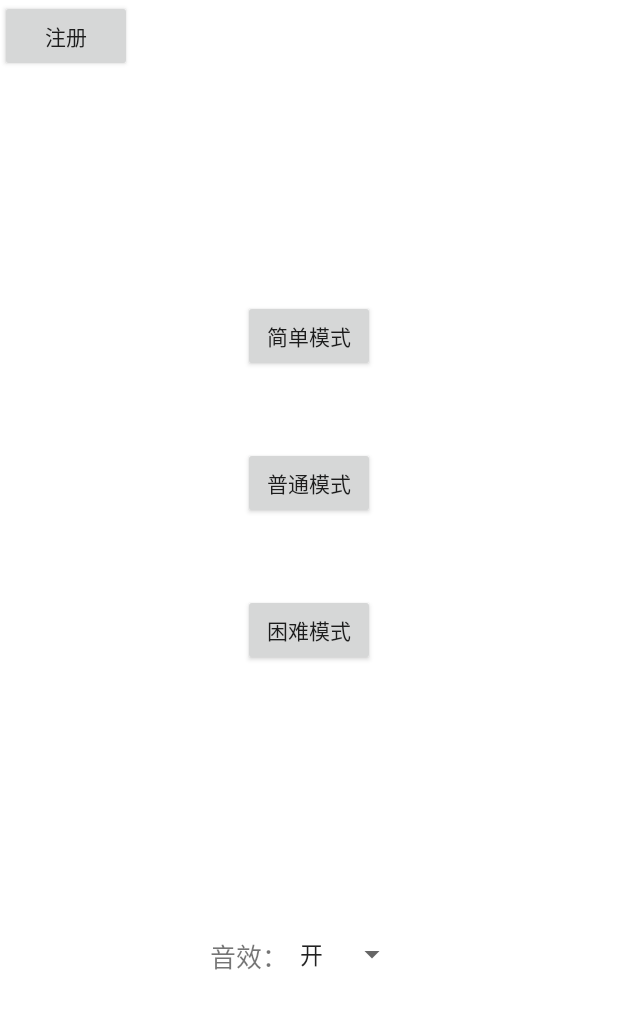
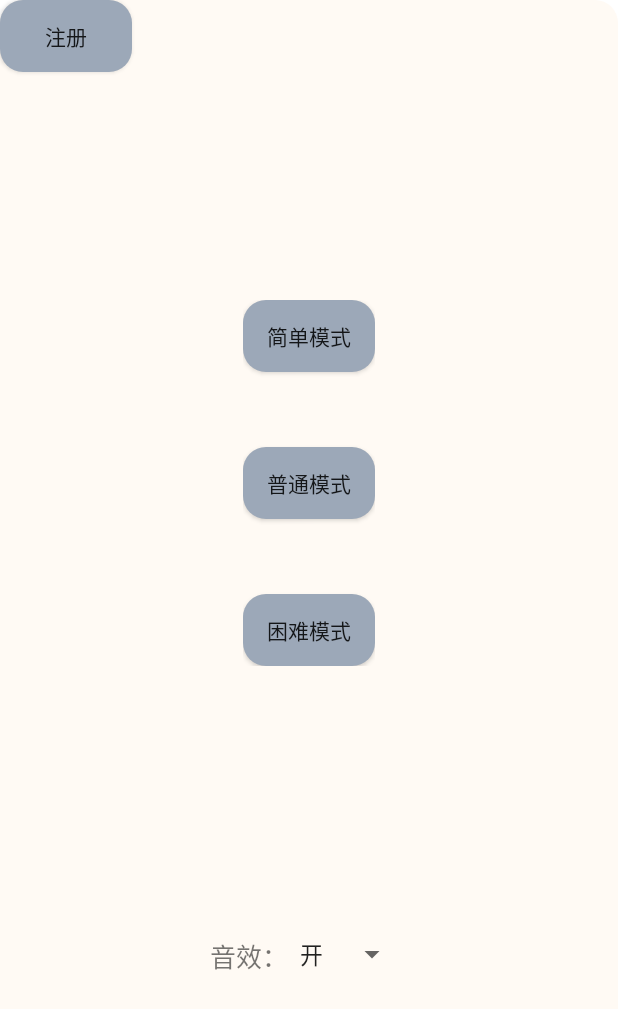
Before and after one commit to d-sun-cs/AircraftWar-BaseApp, an Android app: the screen it shows after launch (MenuActivity), on a phone screen of 412 x 824 dp. Shown: the top 1009 px of the screen. Run offline under Robolectric (Android 15) with nearby library versions, the phone set to English and light mode, and no system bars.

Commit message:
Update some function

```diff
--- a/app/src/main/java/cn/edu/hit/application/MusicService.java
+++ b/app/src/main/java/cn/edu/hit/application/MusicService.java
@@ -78,7 +78,7 @@ public class MusicService extends Service {
     @Override
     public int onStartCommand(Intent intent, int flags, int startId) {
         Runnable task = () -> {
-            if (isBossAlive) {
+            if (MusicService.isBossAlive) {
                 bgmPlayer.stop();
                 if (!bossBgmPlayer.isPlaying()) {
                     bossBgmPlayer.start();
--- /dev/null
+++ b/app/src/main/java/cn/edu/hit/factory/PropFactory/PropFactory.java
@@ -0,0 +1,5 @@
+package cn.edu.hit.factory.PropFactory;
+
+public interface PropFactory {
+
+}
--- /dev/null
+++ b/app/src/main/res/drawable/bt_shape_2.xml
@@ -0,0 +1,10 @@
+<?xml version="1.0" encoding="utf-8"?>
+<shape xmlns:android="http://schemas.android.com/apk/res/android">
+    <solid android:color="#9ca8b8"/>
+
+    <corners
+        android:topLeftRadius="15dip"
+        android:topRightRadius="15dip"
+        android:bottomLeftRadius="15dip"
+        android:bottomRightRadius="15dp"/>
+</shape>
--- /dev/null
+++ b/app/src/main/res/drawable/lin_back.xml
@@ -0,0 +1,9 @@
+<?xml version="1.0" encoding="utf-8"?>
+<shape xmlns:android="http://schemas.android.com/apk/res/android">
+    <solid android:color="#fffaf4"/>
+    <corners
+        android:topLeftRadius="15dip"
+        android:topRightRadius="15dip"
+        android:bottomLeftRadius="15dip"
+        android:bottomRightRadius="15dp"/>
+</shape>
--- a/app/src/main/res/layout/activity_menu.xml
+++ b/app/src/main/res/layout/activity_menu.xml
@@ -1,15 +1,19 @@
 <?xml version="1.0" encoding="utf-8"?>
+
 <RelativeLayout xmlns:android="http://schemas.android.com/apk/res/android"
     xmlns:app="http://schemas.android.com/apk/res-auto"
     xmlns:tools="http://schemas.android.com/tools"
     android:layout_width="match_parent"
     android:layout_height="match_parent"
+    android:background="@drawable/lin_back"
     tools:context=".activity.MenuActivity">
+
 
     <Button
         android:id="@+id/registerButton"
         android:layout_width="wrap_content"
         android:layout_height="wrap_content"
+        android:background="@drawable/bt_shape_2"
         android:text="注册" />
 
     <RelativeLayout
@@ -18,12 +22,14 @@
         android:layout_height="wrap_content"
         android:layout_centerHorizontal="true"
         android:layout_centerVertical="true"
+
         android:paddingBottom="180sp">
 
         <Button
             android:id="@+id/startEasyGame"
             android:layout_width="wrap_content"
             android:layout_height="wrap_content"
+            android:background="@drawable/bt_shape_2"
             android:text="简单模式" />
 
         <Button
@@ -33,6 +39,7 @@
             android:layout_below="@id/startEasyGame"
             android:layout_marginTop="50sp"
             android:layout_marginBottom="50sp"
+            android:background="@drawable/bt_shape_2"
             android:text="普通模式" />
 
         <Button
@@ -40,6 +47,7 @@
             android:layout_width="wrap_content"
             android:layout_height="wrap_content"
             android:layout_below="@id/startSimpleGame"
+            android:background="@drawable/bt_shape_2"
             android:text="困难模式" />
     </RelativeLayout>
 
--- a/app/src/main/res/layout/activity_rank.xml
+++ b/app/src/main/res/layout/activity_rank.xml
@@ -10,6 +10,7 @@
         android:id="@+id/difficulty"
         android:layout_width="wrap_content"
         android:layout_height="wrap_content"
+        android:background="@drawable/bt_shape"
         android:text="难度：" />
 
     <TextView
```
Also changed, not shown: app/src/main/java/cn/edu/hit/application/game/DifficultGame.java (+6 -10 lines), app/src/main/java/cn/edu/hit/application/game/Game.java (+10 -21 lines), app/src/main/java/cn/edu/hit/application/game/SimpleGame.java (+5 -10 lines), app/src/main/java/cn/edu/hit/factory/EnemyFactory/BossFactory.java (added, +20 -0 lines), app/src/main/java/cn/edu/hit/factory/EnemyFactory/EliteEnemyFactory.java (added, +23 -0 lines), app/src/main/java/cn/edu/hit/factory/EnemyFactory/EnemyFactory.java (added, +9 -0 lines), app/src/main/java/cn/edu/hit/factory/EnemyFactory/MobEnemyFactory.java (added, +23 -0 lines), app/src/main/res/drawable/bt_shape.xml (added, +9 -0 lines), app/src/main/res/drawable/et_back.xml (added, +9 -0 lines), app/libs/gson-2.8.5.jar (added), 464 other files.
